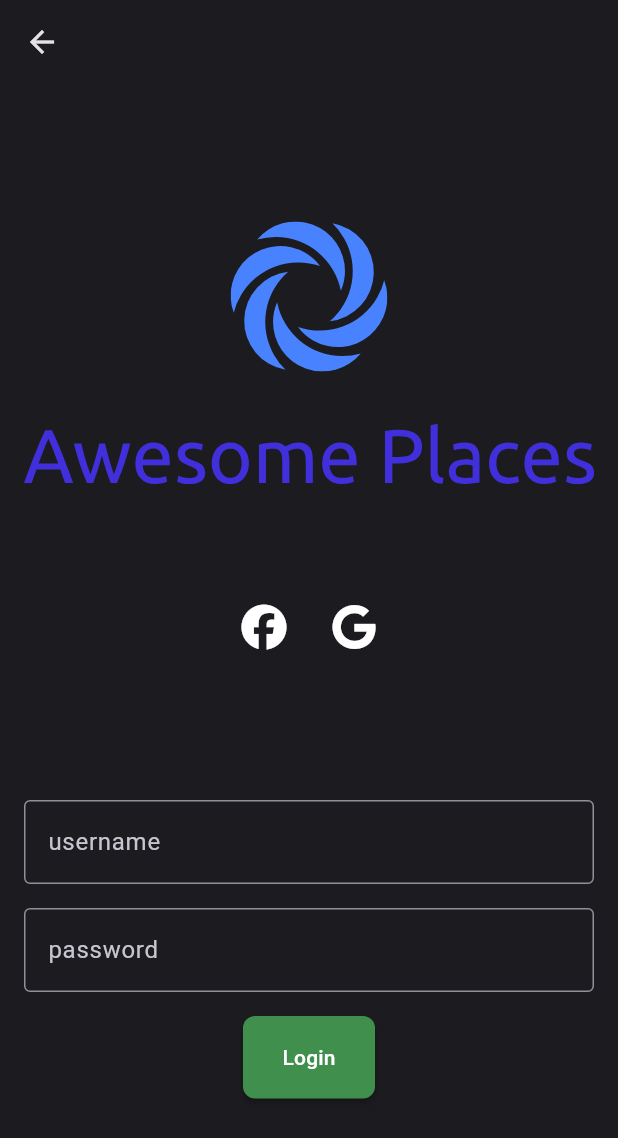
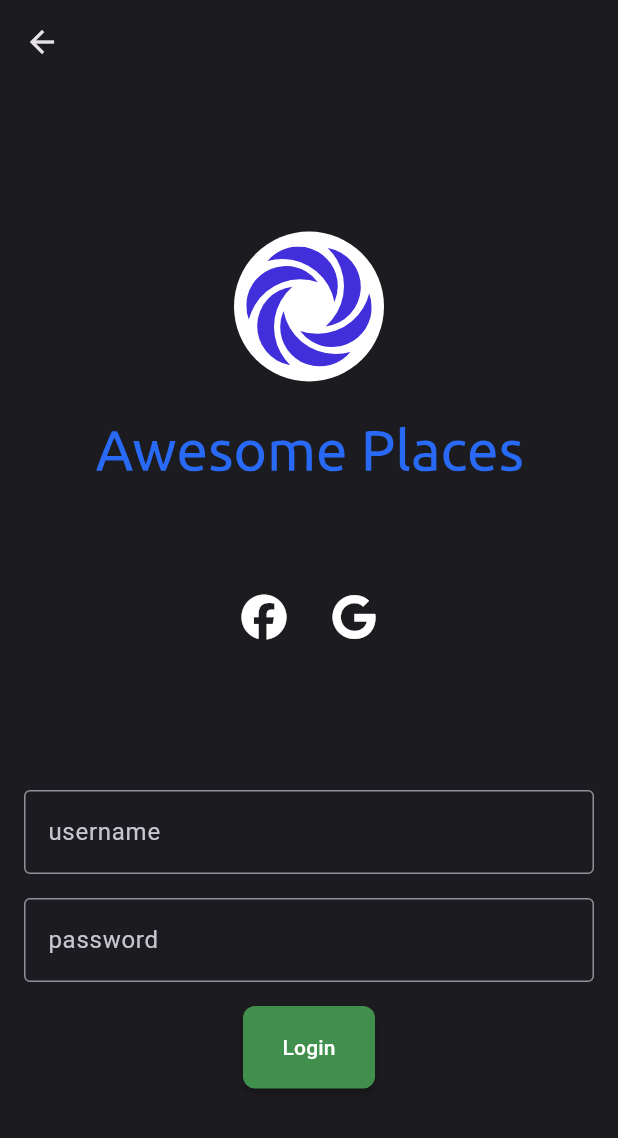
Before and after one commit to krystianpetek/AwesomePlaces, a Flutter app: the LoginScreen screen opened by its route, on a phone screen of 412 x 824 dp. Shown: the top 1138 px of the screen. Run offline on Flutter 3.47's test engine with Material 2 defaults, Android fonts, the phone set to English and light mode, and no system bars; our stand-ins replace flutter_riverpod, flutter_svg, font_awesome_flutter, go_router.

Commit message:
App - Added animation which will be active during route to register screen Replaced logo to brand widgets in LoginScreen Added button on welcome screen for route to login and register screen Fixed register route path

```diff
--- a/awesome_places/lib/src/features/auth/ui/login_screen.dart
+++ b/awesome_places/lib/src/features/auth/ui/login_screen.dart
@@ -1,6 +1,6 @@
 import 'package:awesome_places/src/routes/constants.dart';
+import 'package:awesome_places/src/widgets/widgets.dart';
 import 'package:flutter/material.dart';
-import 'package:flutter_svg/flutter_svg.dart';
 import 'package:font_awesome_flutter/font_awesome_flutter.dart';
 import 'package:go_router/go_router.dart';
 
@@ -26,23 +26,11 @@ class LoginScreen extends StatelessWidget {
             children: [
               Column(
                 children: [
-                  SizedBox(
-                    height: 100,
-                    child: SvgPicture.asset(
-                      'assets/images/brand_logo.svg',
-                      color: Color.fromARGB(255, 72, 130, 255),
-                    ),
-                  ),
+                  BrandLogo(),
                   SizedBox(
                     height: 30,
                   ),
-                  SizedBox(
-                    height: 50,
-                    child: SvgPicture.asset(
-                      'assets/images/brand_name.svg',
-                      color: Color.fromARGB(255, 64, 47, 218),
-                    ),
-                  ),
+                  BrandName()
                 ],
               ),
               Column(
--- a/awesome_places/lib/src/routes/constants.dart
+++ b/awesome_places/lib/src/routes/constants.dart
@@ -13,7 +13,7 @@ class Routes {
   );
   static const RouteModel register = RouteModel(
     name: 'register',
-    path: '/register',
+    path: 'register',
   );
   static const RouteModel onboarding = RouteModel(
     name: 'onboard',
```
Also changed, not shown: awesome_places/lib/src/features/auth/ui/register_screen.dart (added, +15 -0 lines), awesome_places/lib/src/features/auth/ui/welcome_screen.dart (+13 -23 lines), awesome_places/lib/src/routes/app_router.dart (+16 -0 lines), awesome_places/lib/src/widgets/redirect_button.dart (added, +30 -0 lines).
